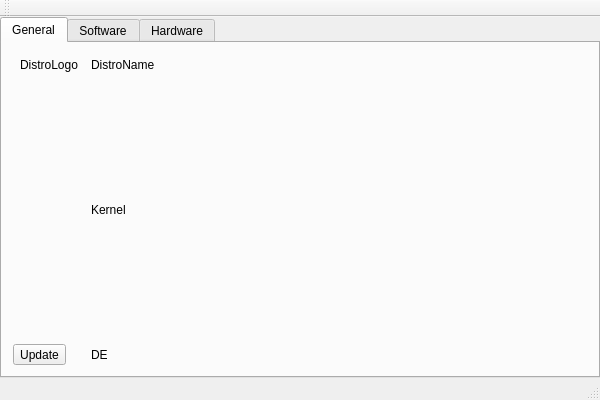
The window that cadi.ui (BackupTheBerlios/cadi-panel) describes before a commit, drawn with Qt 5.
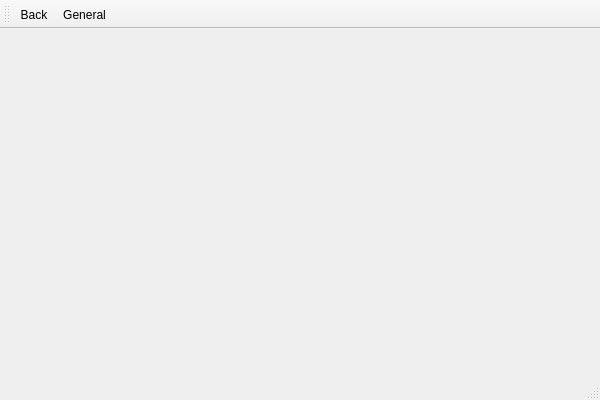
The same window after the commit. Icons and pictures are not drawn.

Commit message: A lot of UI improvements and better DE detection using a new class called Process to manage processes.

```diff
--- a/cadi.ui
+++ b/cadi.ui
@@ -13,123 +13,7 @@
   <property name="windowTitle">
    <string>Cadi</string>
   </property>
-  <widget class="QWidget" name="centralWidget">
-   <layout class="QVBoxLayout" name="mainLayout">
-    <property name="spacing">
-     <number>0</number>
-    </property>
-    <property name="margin">
-     <number>0</number>
-    </property>
-    <item>
-     <widget class="QTabWidget" name="tabWidget">
-      <property name="currentIndex">
-       <number>0</number>
-      </property>
-      <property name="documentMode">
-       <bool>false</bool>
-      </property>
-      <widget class="QWidget" name="generalTab">
-       <property name="maximumSize">
-        <size>
-         <width>600</width>
-         <height>400</height>
-        </size>
-       </property>
-       <attribute name="title">
-        <string>General</string>
-       </attribute>
-       <layout class="QGridLayout" name="gridLayout">
-        <item row="0" column="1">
-         <widget class="QLabel" name="distroNameLabel">
-          <property name="text">
-           <string>DistroName</string>
-          </property>
-          <property name="wordWrap">
-           <bool>true</bool>
-          </property>
-         </widget>
-        </item>
-        <item row="1" column="1">
-         <widget class="QLabel" name="kernelLabel">
-          <property name="text">
-           <string>Kernel</string>
-          </property>
-          <property name="wordWrap">
-           <bool>true</bool>
-          </property>
-         </widget>
-        </item>
-        <item row="2" column="1">
-         <widget class="QLabel" name="DELabel">
-          <property name="text">
-           <string>DE</string>
-          </property>
-          <property name="wordWrap">
-           <bool>true</bool>
-          </property>
-         </widget>
-        </item>
-        <item row="2" column="0">
-         <widget class="QToolButton" name="updateButton">
-          <property name="sizePolicy">
-           <sizepolicy hsizetype="Fixed" vsizetype="Fixed">
-            <horstretch>0</horstretch>
-            <verstretch>0</verstretch>
-           </sizepolicy>
-          </property>
-          <property name="text">
-           <string>Update</string>
-          </property>
-          <property name="iconSize">
-           <size>
-            <width>48</width>
-            <height>48</height>
-           </size>
-          </property>
-         </widget>
-        </item>
-        <item row="0" column="0">
-         <widget class="QToolButton" name="distroLogoButton">
-          <property name="sizePolicy">
-           <sizepolicy hsizetype="Fixed" vsizetype="Fixed">
-            <horstretch>0</horstretch>
-            <verstretch>0</verstretch>
-           </sizepolicy>
-          </property>
-          <property name="text">
-           <string>DistroLogo</string>
-          </property>
-          <property name="iconSize">
-           <size>
-            <width>128</width>
-            <height>128</height>
-           </size>
-          </property>
-          <property name="checkable">
-           <bool>false</bool>
-          </property>
-          <property name="autoRaise">
-           <bool>true</bool>
-          </property>
-         </widget>
-        </item>
-       </layout>
-      </widget>
-      <widget class="QWidget" name="softwareTab">
-       <attribute name="title">
-        <string>Software</string>
-       </attribute>
-      </widget>
-      <widget class="QWidget" name="hardwareTab">
-       <attribute name="title">
-        <string>Hardware</string>
-       </attribute>
-      </widget>
-     </widget>
-    </item>
-   </layout>
-  </widget>
+  <widget class="QWidget" name="centralWidget"/>
   <widget class="QMenuBar" name="menuBar">
    <property name="geometry">
     <rect>
@@ -141,14 +25,46 @@
    </property>
   </widget>
   <widget class="QToolBar" name="mainToolBar">
+   <property name="toolButtonStyle">
+    <enum>Qt::ToolButtonTextBesideIcon</enum>
+   </property>
    <attribute name="toolBarArea">
     <enum>TopToolBarArea</enum>
    </attribute>
    <attribute name="toolBarBreak">
     <bool>false</bool>
    </attribute>
+   <addaction name="backAction"/>
+   <addaction name="generalAction"/>
   </widget>
   <widget class="QStatusBar" name="statusBar"/>
+  <action name="backAction">
+   <property name="checkable">
+    <bool>false</bool>
+   </property>
+   <property name="icon">
+    <iconset resource="resources.qrc">
+     <normaloff>:/icons/48x48/actions/go-previous.png</normaloff>:/icons/48x48/actions/go-previous.png</iconset>
+   </property>
+   <property name="text">
+    <string>Back</string>
+   </property>
+   <property name="shortcut">
+    <string>Backspace</string>
+   </property>
+  </action>
+  <action name="generalAction">
+   <property name="checkable">
+    <bool>true</bool>
+   </property>
+   <property name="icon">
+    <iconset resource="resources.qrc">
+     <normaloff>:/icons/48x48/actions/go-home.png</normaloff>:/icons/48x48/actions/go-home.png</iconset>
+   </property>
+   <property name="text">
+    <string>General</string>
+   </property>
+  </action>
  </widget>
  <layoutdefault spacing="6" margin="11"/>
  <resources/>
```
Left out of the diff: 4 changed lines with no effect on the pictures. The commit also changes 15 other files.
